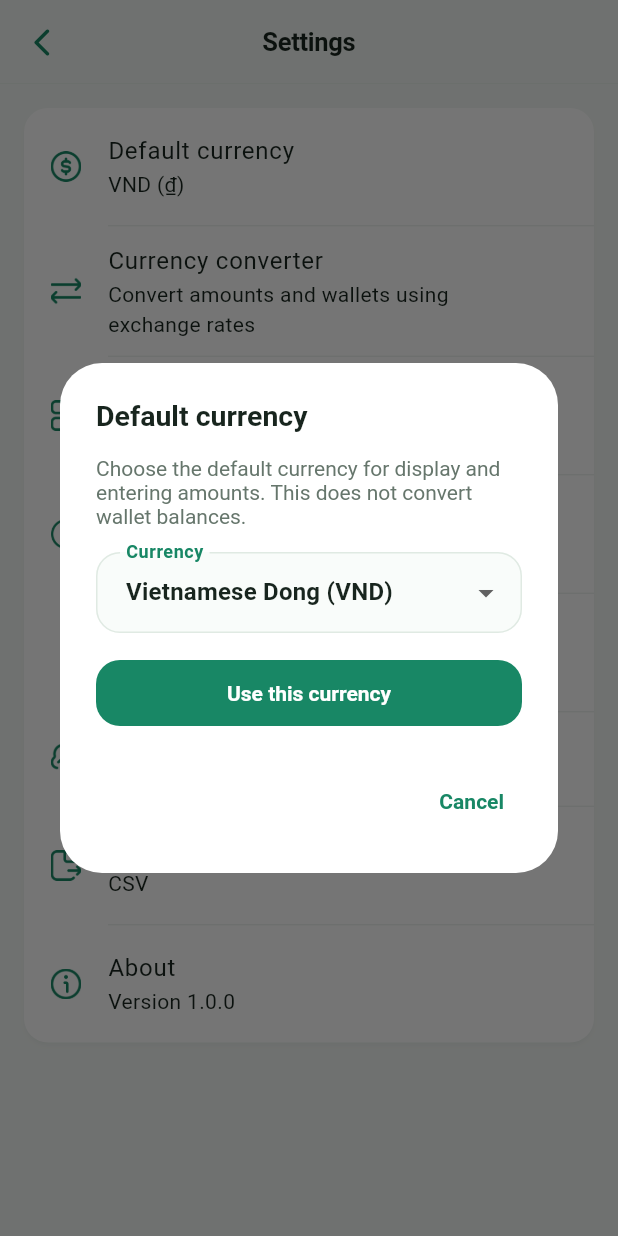
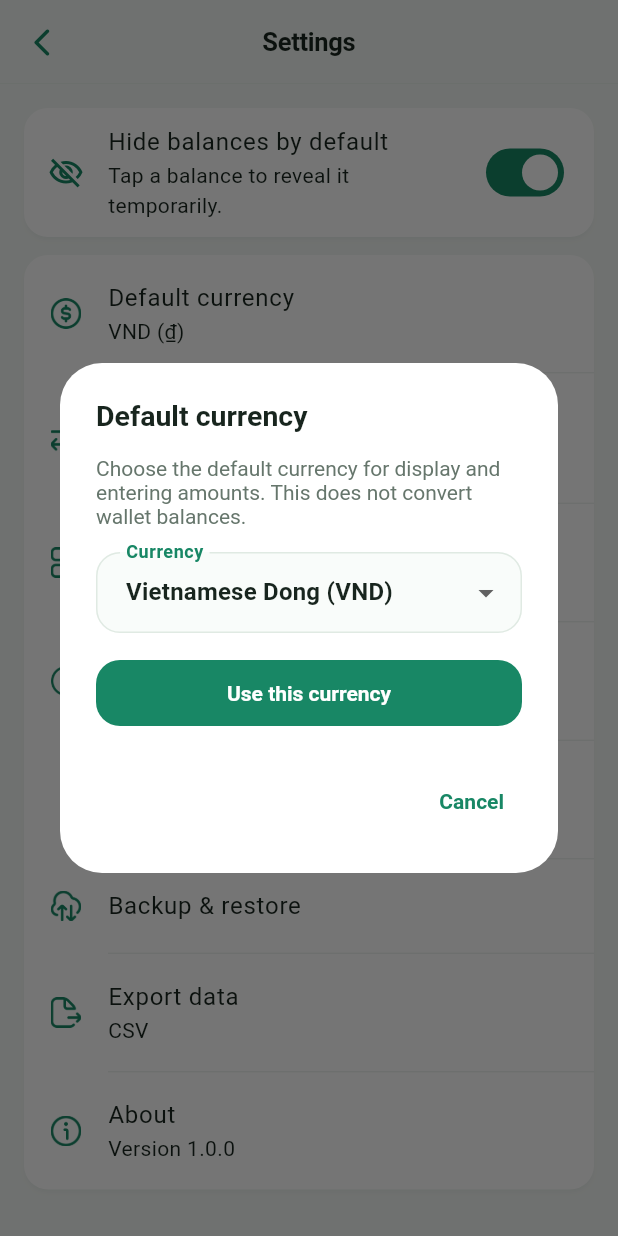
Before and after one commit to faa26dinhtuan/money_manager_app, a Flutter app: the SettingsScreen screen opened directly, after a tap on "Default currency", on a phone screen of 412 x 824 dp. Run offline on Flutter 3.47's test engine with Material 3 defaults, Android fonts, the phone set to English and light mode, and no system bars; our stand-ins replace fl_chart, flutter_local_notifications, flutter_timezone, package_info_plus, share_plus, shared_preferences and 1 more; accounts and stored records are empty.

Commit message:
feat: hide balances by default

```diff
--- a/lib/data/services/app_store.dart
+++ b/lib/data/services/app_store.dart
@@ -34,6 +34,7 @@ class AppStore extends ChangeNotifier {
   static const _currencyKey = 'currency';
   static const _selectedWalletKey = 'selectedWallet';
   static const _localeKey = 'locale';
+  static const _hideBalancesKey = 'hideBalancesByDefault';
 
 
   late final SharedPreferences _prefs;
@@ -51,10 +52,14 @@ class AppStore extends ChangeNotifier {
   AppCurrency _currency = AppCurrency.vnd;
   Locale? _locale;
   String? _selectedWalletId;
+  bool _hideBalancesByDefault = true;
 
   bool get onboarded => _onboarded;
 
   ThemeMode get themeMode => _themeMode;
+
+  bool get hideBalancesByDefault => _hideBalancesByDefault;
+
 
   AppCurrency get currency => _currency;
 
@@ -63,6 +68,7 @@ class AppStore extends ChangeNotifier {
   Future<void> load() async {
     _prefs = await SharedPreferences.getInstance();
     _onboarded = _prefs.getBool(_onboardedKey) ?? false;
+    _hideBalancesByDefault = _prefs.getBool(_hideBalancesKey) ?? true;
     _themeMode =
         ThemeMode.values.asNameMap()[_prefs.getString(_themeModeKey)] ??
         ThemeMode.system;
@@ -961,6 +967,12 @@ class AppStore extends ChangeNotifier {
     return created;
   }
 
+  void setHideBalancesByDefault(bool value) {
+    _hideBalancesByDefault = value;
+    _prefs.setBool(_hideBalancesKey, value);
+    notifyListeners();
+  }
+
   void setThemeMode(ThemeMode mode) {
     _themeMode = mode;
     _prefs.setString(_themeModeKey, mode.name);
--- a/lib/features/overview/overview_screen.dart
+++ b/lib/features/overview/overview_screen.dart
@@ -15,6 +15,7 @@ import 'package:money_manager_app/core/widgets/gradient_header.dart';
 import 'package:money_manager_app/core/widgets/money_field.dart';
 import 'package:money_manager_app/core/widgets/period_bar.dart';
 import 'package:money_manager_app/core/widgets/settings_button.dart';
+import 'package:money_manager_app/core/widgets/sensitive_balance.dart';
 import 'package:money_manager_app/core/widgets/type_tabs.dart';
 import 'package:money_manager_app/core/widgets/wallet_picker.dart';
 import 'package:money_manager_app/core/widgets/wallet_selector.dart';
@@ -583,8 +584,8 @@ class _Header extends StatelessWidget {
               style: const TextStyle(color: Colors.white70, letterSpacing: 1.5),
             ),
             const SizedBox(height: 4),
-            Text(
-              formatMoney(balance),
+            SensitiveBalance(
+              amount: balance,
               style: const TextStyle(
                 color: Colors.white,
                 fontSize: 30,
--- a/lib/features/settings/settings_screen.dart
+++ b/lib/features/settings/settings_screen.dart
@@ -203,6 +203,21 @@ class SettingsScreen extends StatelessWidget {
                 shape: RoundedRectangleBorder(
                   borderRadius: BorderRadius.circular(16),
                 ),
+                child: SwitchListTile(
+                  secondary: const Icon(Icons.visibility_off_outlined),
+                  title: Text(l.hideBalanceByDefault),
+                  subtitle: Text(l.hideBalanceDescription),
+                  value: AppStore.instance.hideBalancesByDefault,
+                  onChanged: AppStore.instance.setHideBalancesByDefault,
+                ),
+              ),
+              const SizedBox(height: 12),
+              Card(
+                color: context.surfaceColor,
+                elevation: 1.25,
+                shape: RoundedRectangleBorder(
+                  borderRadius: BorderRadius.circular(16),
+                ),
                 child: Column(
                   children: [
                     for (var i = 0; i < items.length; i++) ...[
--- a/lib/features/wallet/wallet_screen.dart
+++ b/lib/features/wallet/wallet_screen.dart
@@ -4,11 +4,11 @@ import 'package:money_manager_app/core/widgets/app_icon.dart';
 import 'package:money_manager_app/core/extensions/l10n_extensions.dart';
 import 'package:money_manager_app/core/theme/app_colors.dart';
 import 'package:money_manager_app/core/theme/app_theme.dart';
-import 'package:money_manager_app/core/utils/formatters.dart';
 import 'package:money_manager_app/core/widgets/app_card.dart';
 import 'package:money_manager_app/core/widgets/category_icon.dart';
 import 'package:money_manager_app/core/widgets/gradient_header.dart';
 import 'package:money_manager_app/core/widgets/settings_button.dart';
+import 'package:money_manager_app/core/widgets/sensitive_balance.dart';
 import 'package:money_manager_app/data/services/app_store.dart';
 import 'package:money_manager_app/features/budget/budget_screen.dart';
 import 'package:money_manager_app/features/debts/debts_screen.dart';
@@ -66,8 +66,8 @@ class WalletScreen extends StatelessWidget {
                           FittedBox(
                             fit: BoxFit.scaleDown,
                             alignment: Alignment.centerLeft,
-                            child: Text(
-                              formatMoney(store.balance),
+                            child: SensitiveBalance(
+                              amount: store.balance,
                               style: const TextStyle(
                                 color: Colors.white,
                                 fontSize: 34,
@@ -131,7 +131,9 @@ class WalletScreen extends StatelessWidget {
                         title: l.goals,
                         subtitle: l.goalsDesc,
                         onTap: () => Navigator.of(context).push(
-                          MaterialPageRoute(builder: (_) => const GoalsScreen()),
+                          MaterialPageRoute(
+                            builder: (_) => const GoalsScreen(),
+                          ),
                         ),
                       ),
                       _SectionTile(
@@ -140,7 +142,9 @@ class WalletScreen extends StatelessWidget {
                         title: l.debts,
                         subtitle: l.debtsDesc,
                         onTap: () => Navigator.of(context).push(
-                          MaterialPageRoute(builder: (_) => const DebtsScreen()),
+                          MaterialPageRoute(
+                            builder: (_) => const DebtsScreen(),
+                          ),
                         ),
                       ),
                       _SectionTile(
--- a/lib/l10n/app_en.arb
+++ b/lib/l10n/app_en.arb
@@ -472,5 +472,9 @@
   "eventReminderChannelDescription": "Notifications for scheduled events",
   "negativeWalletBalanceTitle": "Insufficient wallet balance",
   "negativeWalletBalanceMessage": "This wallet does not have enough money for this expense. Continuing will make its balance negative.",
-  "recordAnyway": "Record anyway"
+  "recordAnyway": "Record anyway",
+  "hideBalanceByDefault": "Hide balances by default",
+  "hideBalanceDescription": "Tap a balance to reveal it temporarily.",
+  "showBalance": "Show balance",
+  "hideBalance": "Hide balance"
 }
--- a/lib/l10n/app_localizations.dart
+++ b/lib/l10n/app_localizations.dart
@@ -2749,6 +2749,30 @@ abstract class AppLocalizations {
   /// In vi, this message translates to:
   /// **'Vẫn ghi giao dịch'**
   String get recordAnyway;
+
+  /// No description provided for @hideBalanceByDefault.
+  ///
+  /// In vi, this message translates to:
+  /// **'Ẩn số dư mặc định'**
+  String get hideBalanceByDefault;
+
+  /// No description provided for @hideBalanceDescription.
+  ///
+  /// In vi, this message translates to:
+  /// **'Chạm vào số dư để hiện tạm thời.'**
+  String get hideBalanceDescription;
+
+  /// No description provided for @showBalance.
+  ///
+  /// In vi, this message translates to:
+  /// **'Hiện số dư'**
+  String get showBalance;
+
+  /// No description provided for @hideBalance.
+  ///
+  /// In vi, this message translates to:
+  /// **'Ẩn số dư'**
+  String get hideBalance;
 }
 
 class _AppLocalizationsDelegate
--- a/lib/l10n/app_localizations_en.dart
+++ b/lib/l10n/app_localizations_en.dart
@@ -1464,4 +1464,17 @@ class AppLocalizationsEn extends AppLocalizations {
 
   @override
   String get recordAnyway => 'Record anyway';
+
+  @override
+  String get hideBalanceByDefault => 'Hide balances by default';
+
+  @override
+  String get hideBalanceDescription =>
+      'Tap a balance to reveal it temporarily.';
+
+  @override
+  String get showBalance => 'Show balance';
+
+  @override
+  String get hideBalance => 'Hide balance';
 }
--- a/lib/l10n/app_vi.arb
+++ b/lib/l10n/app_vi.arb
@@ -797,5 +797,9 @@
   "eventReminderChannelDescription": "Thông báo về các sự kiện đã lên lịch",
   "negativeWalletBalanceTitle": "Ví không đủ tiền",
   "negativeWalletBalanceMessage": "Số dư ví không đủ cho khoản chi này. Nếu tiếp tục, số dư ví sẽ thành số âm.",
-  "recordAnyway": "Vẫn ghi giao dịch"
+  "recordAnyway": "Vẫn ghi giao dịch",
+  "hideBalanceByDefault": "Ẩn số dư mặc định",
+  "hideBalanceDescription": "Chạm vào số dư để hiện tạm thời.",
+  "showBalance": "Hiện số dư",
+  "hideBalance": "Ẩn số dư"
 }
```
Also changed, not shown: lib/core/widgets/sensitive_balance.dart (added, +87 -0 lines), lib/core/widgets/wallet_selector.dart (+4 -3 lines), lib/features/settings/currency_switch_dialog.dart (+10 -2 lines), lib/features/wallet/wallet_list_screen.dart (+4 -3 lines), lib/l10n/app_localizations_vi.dart (+12 -0 lines).
